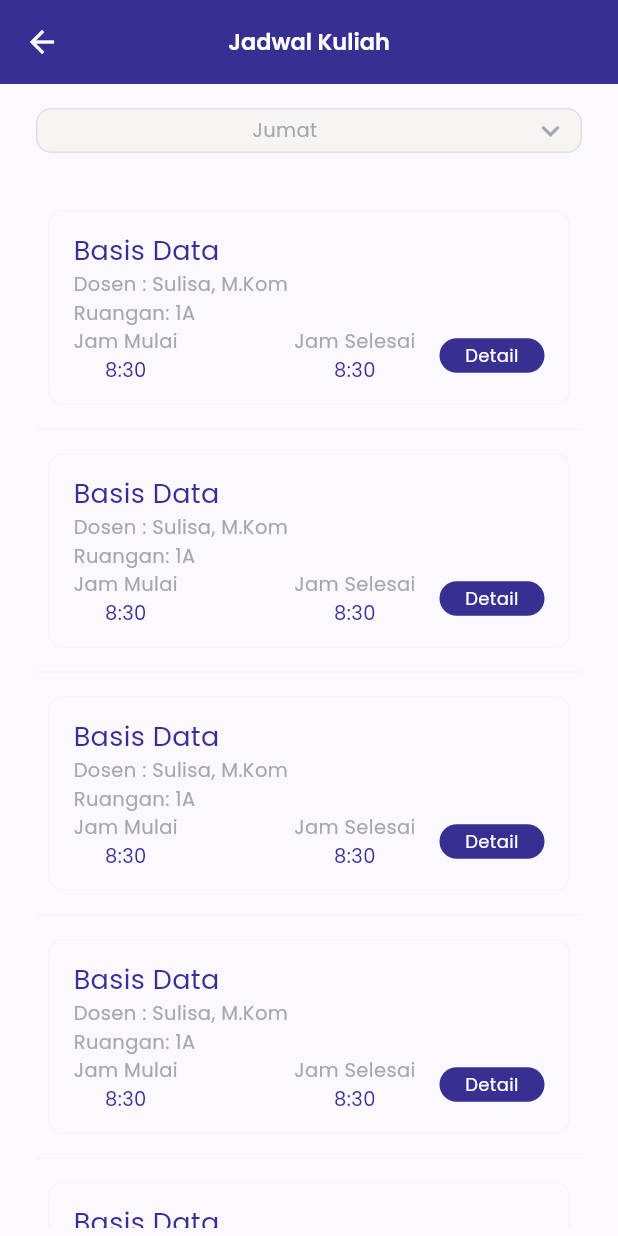
After one commit to 4amshin/flutter_fic8_final_g3, a Flutter app: the SchedulePage screen opened directly, on a phone screen of 412 x 824 dp. The commit adds this screen. Run offline on Flutter 3.47's test engine with Material 2 defaults, Android fonts, the light colour scheme and no system bars; our stand-ins replace flutter_animate, flutter_svg, google_fonts.

Commit message:
ui: schedule, matkul

```diff
--- /dev/null
+++ b/lib/pages/mahasiswa/pages/schedule_page.dart
@@ -0,0 +1,54 @@
+import 'package:flutter/material.dart';
+import 'package:flutter_fic8_final_g3/pages/mahasiswa/widgets/schedule_widget/dropdown_schedule_widget.dart';
+
+import '../../../common/constants/colors.dart';
+import '../widgets/schedule_widget/card_widget.dart';
+
+class SchedulePage extends StatelessWidget {
+  const SchedulePage({super.key});
+
+  @override
+  Widget build(BuildContext context) {
+    return Scaffold(
+      appBar: AppBar(
+        leading: IconButton(
+          onPressed: () {
+            Navigator.pop(context);
+          },
+          icon: const Icon(Icons.arrow_back, color: Colors.white),
+        ),
+        backgroundColor: ColorName.primary,
+        centerTitle: true,
+        title: const Text(
+          "Jadwal Kuliah",
+          style: TextStyle(
+            color: Colors.white,
+            fontSize: 15.0,
+            fontFamily: 'Poppins',
+            fontWeight: FontWeight.w600,
+          ),
+        ),
+      ),
+      body: ListView(
+        padding: const EdgeInsets.symmetric(vertical: 16, horizontal: 24),
+        children: [
+          const ScheduleDropdown(title: 'Jumat'),
+          const SizedBox(height: 30),
+          SizedBox(
+            height: MediaQuery.of(context).size.height / 1.2,
+            child: ListView.separated(
+              shrinkWrap: true,
+              itemBuilder: (context, index) => const Padding(
+                padding: EdgeInsets.symmetric(horizontal: 8, vertical: 8),
+                child: CardWidget(),
+              ),
+              separatorBuilder: (context, index) =>
+              const Divider(color: ColorName.greyBox),
+              itemCount: 12,
+            ),
+          ),
+        ],
+      ),
+    );
+  }
+}
--- /dev/null
+++ b/lib/pages/mahasiswa/widgets/schedule_widget/card_widget.dart
@@ -0,0 +1,132 @@
+import 'package:flutter/material.dart';
+
+import '../../../../common/constants/colors.dart';
+
+class CardWidget extends StatelessWidget {
+  const CardWidget({super.key});
+
+  @override
+  Widget build(BuildContext context) {
+    return Container(
+      padding: const EdgeInsets.symmetric(horizontal: 16, vertical: 13),
+      decoration: BoxDecoration(
+        border: Border.all(color: ColorName.greyBox),
+        borderRadius: BorderRadius.circular(10.0),
+      ),
+      child: Column(
+        mainAxisAlignment: MainAxisAlignment.start,
+        crossAxisAlignment: CrossAxisAlignment.start,
+        children: [
+          const Text(
+            'Basis Data',
+            style: TextStyle(
+              color: ColorName.primary,
+              fontFamily: 'Poppins',
+              fontWeight: FontWeight.w400,
+              fontSize: 18.0,
+            ),
+          ),
+          const Text(
+            'Dosen : Sulisa, M.Kom',
+            style: TextStyle(
+              color: ColorName.textGrey,
+              fontFamily: 'Poppins',
+              fontWeight: FontWeight.w400,
+              fontSize: 13.0,
+            ),
+          ),
+          const Text(
+            'Ruangan: 1A',
+            style: TextStyle(
+              color: ColorName.textGrey,
+              fontFamily: 'Poppins',
+              fontWeight: FontWeight.w400,
+              fontSize: 13.0,
+            ),
+          ),
+          Row(
+            children: [
+              const Expanded(
+                child: Row(
+                  children: [
+                    Column(
+                      children: [
+                        Text(
+                          'Jam Mulai',
+                          style: TextStyle(
+                            color: ColorName.textGrey,
+                            fontFamily: 'Poppins',
+                            fontWeight: FontWeight.w400,
+                            fontSize: 13.0,
+                          ),
+                        ),
+                        Text(
+                          '8:30',
+                          style: TextStyle(
+                            color: ColorName.primary,
+                            fontFamily: 'Poppins',
+                            fontWeight: FontWeight.w400,
+                            fontSize: 13.0,
+                          ),
+                        ),
+                      ],
+                    ),
+                    Spacer(),
+                    Column(
+                      children: [
+                        Text(
+                          'Jam Selesai',
+                          style: TextStyle(
+                            color: ColorName.textGrey,
+                            fontFamily: 'Poppins',
+                            fontWeight: FontWeight.w400,
+                            fontSize: 13.0,
+                          ),
+                        ),
+                        Text(
+                          '8:30',
+                          style: TextStyle(
+                            color: ColorName.primary,
+                            fontFamily: 'Poppins',
+                            fontWeight: FontWeight.w400,
+                            fontSize: 13.0,
+                          ),
+                        ),
+                      ],
+                    ),
+                  ],
+                ),
+              ),
+              const SizedBox(width: 16),
+              InkWell(
+                onTap: (){
+                  Navigator.pop(context);
+                },
+                child: Container(
+                  height: 23,
+                  width: 70,
+                  decoration: BoxDecoration(
+                      color: ColorName.primary,
+                      borderRadius: BorderRadius.circular(100.0),
+                      border: Border.all(color: ColorName.primary)),
+                  child: const Center(
+                    child: Text(
+                      'Detail',
+                      textAlign: TextAlign.center,
+                      style: TextStyle(
+                        color: Colors.white,
+                        fontFamily: 'Poppins',
+                        fontWeight: FontWeight.w400,
+                        fontSize: 12.0,
+                      ),
+                    ),
+                  ),
+                ),
+              ),
+            ],
+          )
+        ],
+      ),
+    );
+  }
+}
--- /dev/null
+++ b/lib/pages/mahasiswa/widgets/schedule_widget/dropdown_schedule_widget.dart
@@ -0,0 +1,61 @@
+import 'package:flutter/material.dart';
+
+import '../../../../common/constants/colors.dart';
+import 'schedule_dialog_widget.dart';
+
+class ScheduleDropdown extends StatefulWidget {
+  const ScheduleDropdown({
+    super.key,
+    required this.title,
+  });
+
+  final String title;
+
+  @override
+  State<ScheduleDropdown> createState() => _ScheduleDropdownState();
+}
+
+class _ScheduleDropdownState extends State<ScheduleDropdown> {
+  @override
+  Widget build(BuildContext context) {
+    return InkWell(
+      onTap: (){
+        _showSchedule();
+      },
+      child: Container(
+        height: 30,
+        decoration: BoxDecoration(
+            color: ColorName.greyBox,
+            borderRadius: BorderRadius.circular(10.0),
+            border: Border.all(color: ColorName.greyBoxBorder, width: 1)),
+        child: Row(
+          children: [
+            Expanded(
+              child: Text(
+                widget.title,
+                textAlign: TextAlign.center,
+                style: const TextStyle(
+                  color: ColorName.textGrey,
+                  fontFamily: 'Poppins',
+                  fontWeight: FontWeight.w400,
+                  fontSize: 13.0,
+                ),
+              ),
+            ),
+            const Icon(Icons.keyboard_arrow_down, color: ColorName.textGrey),
+            const SizedBox(width: 8),
+          ],
+        ),
+      ),
+    );
+  }
+
+  void _showSchedule() {
+    showDialog(
+      context: context,
+      builder: (BuildContext ctx) {
+        return ScheduleDialogWidget(key: widget.key);
+      },
+    );
+  }
+}
```
Also changed, not shown: lib/pages/mahasiswa/pages/matkul_page.dart (added, +62 -0 lines), lib/pages/mahasiswa/widgets/dashboard_page_widgets/dp_list_menu.dart (+9 -1 lines), lib/pages/mahasiswa/widgets/matkul_widget/card_widget.dart (added, +90 -0 lines), lib/pages/mahasiswa/widgets/matkul_widget/header_widget.dart (added, +47 -0 lines), lib/pages/mahasiswa/widgets/schedule_widget/schedule_dialog_widget.dart (added, +208 -0 lines).
